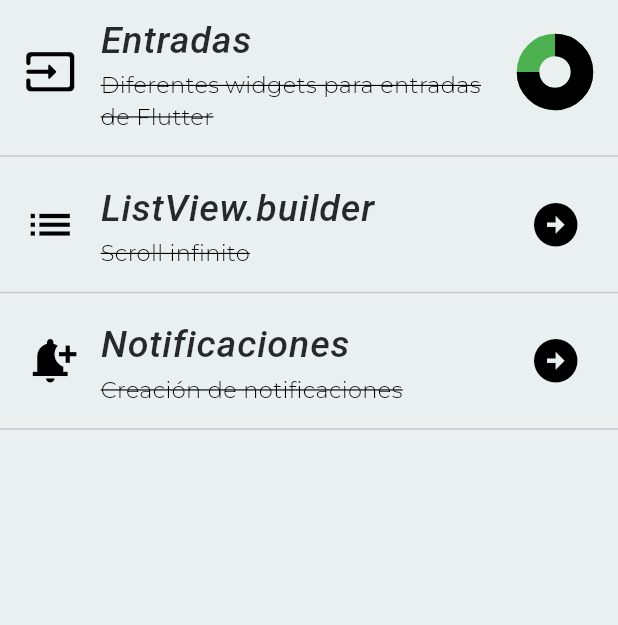
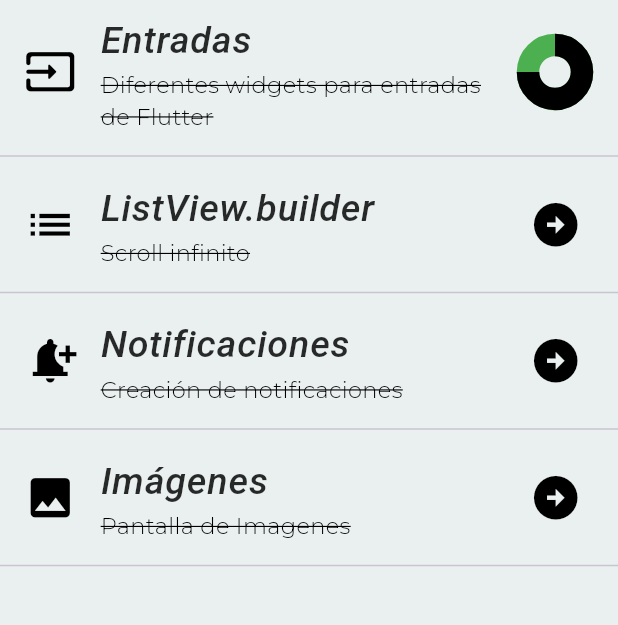
Before and after one commit to juandelcar/componentes_flutter, a Flutter app: the screen it shows after launch, on a phone screen of 412 x 824 dp, the part 84-709 px from its top. Run offline on Flutter 3.47's test engine with Material 3 defaults, Android fonts, the phone set to English and light mode, and no system bars; our stand-ins replace google_fonts.

Commit message:
Images 1

```diff
--- a/lib/screens/home_screen.dart
+++ b/lib/screens/home_screen.dart
@@ -1,8 +1,10 @@
 import 'package:flutter/material.dart';
+import 'package:practica3/screens/images_screen.dart';
 import 'package:practica3/screens/infinite_list_screen.dart';
 import 'package:practica3/screens/inputs_screen.dart';
 import 'package:practica3/screens/notifications_screen.dart';
 import 'package:practica3/theme/app_theme.dart';
+
 
 class HomeScreen extends StatelessWidget {
   const HomeScreen({super.key});
@@ -74,9 +76,10 @@ class HomeScreen extends StatelessWidget {
                 'Scroll infinito',
                 style: AppTheme.lightTheme.textTheme.bodySmall,
               ),
-            trailing:IconTheme(
+              trailing: IconTheme(
                 data: AppTheme.lightTheme.iconTheme,
-              child: const Icon(Icons.arrow_circle_right, color: Colors.black),
+                child:
+                    const Icon(Icons.arrow_circle_right, color: Colors.black),
               ),
               onTap: () {
                 final ruta2 = MaterialPageRoute(builder: (context) {
@@ -105,9 +108,12 @@ class HomeScreen extends StatelessWidget {
                 'Creación de notificaciones',
                 style: AppTheme.lightTheme.textTheme.bodySmall,
               ),
-            trailing:IconTheme(
+              trailing: IconTheme(
                 data: AppTheme.lightTheme.iconTheme,
-              child: const Icon(Icons.arrow_circle_right, color: Colors.black,),
+                child: const Icon(
+                  Icons.arrow_circle_right,
+                  color: Colors.black,
+                ),
               ),
               onTap: () {
                 final ruta3 = MaterialPageRoute(builder: (context) {
@@ -117,8 +123,26 @@ class HomeScreen extends StatelessWidget {
               },
             ),
             const Divider(),
+            ListTile(
+                leading: IconTheme(
+                  data: AppTheme.lightTheme.iconTheme,
+                  child: const Icon(Icons.image),
+                ),
+                title: Text(
+                  'Imágenes',
+                  style: AppTheme.lightTheme.textTheme.headlineLarge,
+                ),
+                subtitle: Text('Pantalla de Imagenes' ,
+                style: AppTheme.lightTheme.textTheme.bodySmall,),
+                trailing: const Icon(Icons.arrow_circle_right , color: Colors.black,),
+                onTap: () {
+                  final ruta4 = MaterialPageRoute(builder: (context) {
+                    return const ImagesScreen();
+                  });
+                  Navigator.push(context, ruta4);
+                }),
+                const Divider()
           ],
-      ),
-    );
+        ));
   }
 }
--- a/pubspec.yaml
+++ b/pubspec.yaml
@@ -19,3 +19,5 @@ dev_dependencies:
 
 flutter:
   uses-material-design: true
+  assets:
+    - assets/img/
```
Also changed, not shown: lib/screens/images_screen.dart (added, +42 -0 lines), assets/img/coche.jpg (renamed from assets/img/fondos-de-pantalla-coches-4k-2-scaled.jpg), pubspec.lock. Lines whose indentation alone changed are shown as unchanged.
